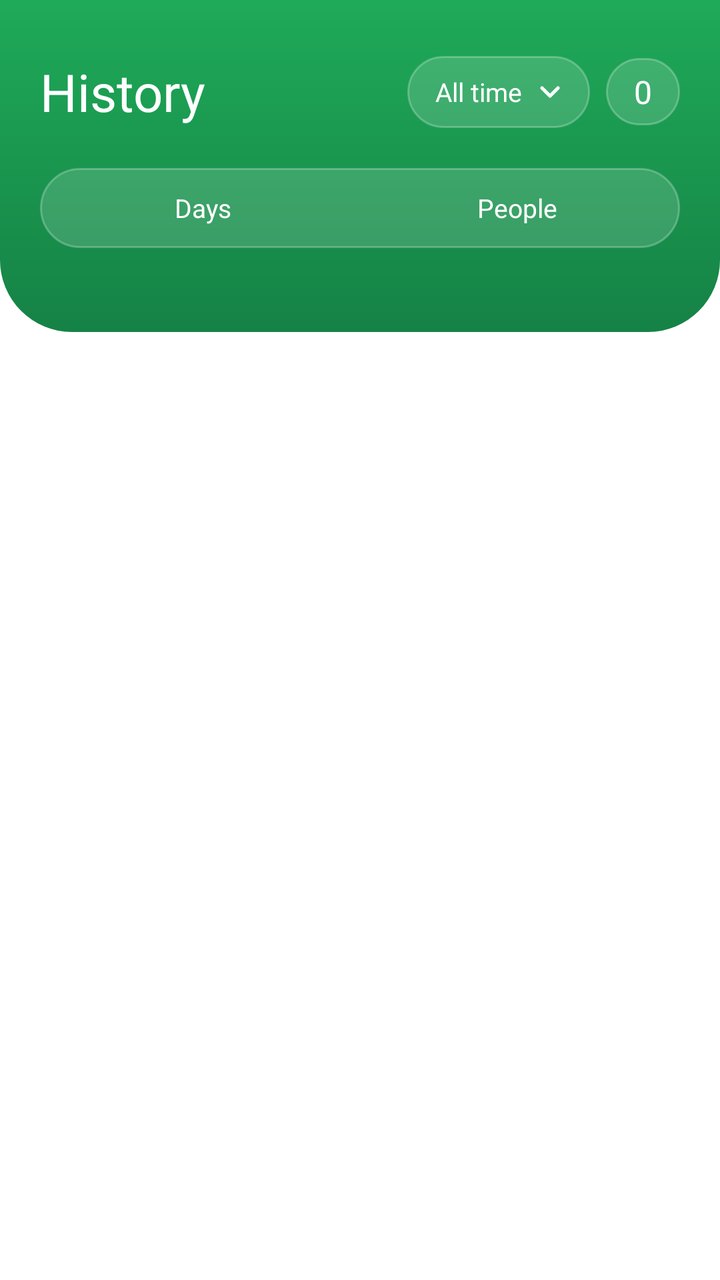
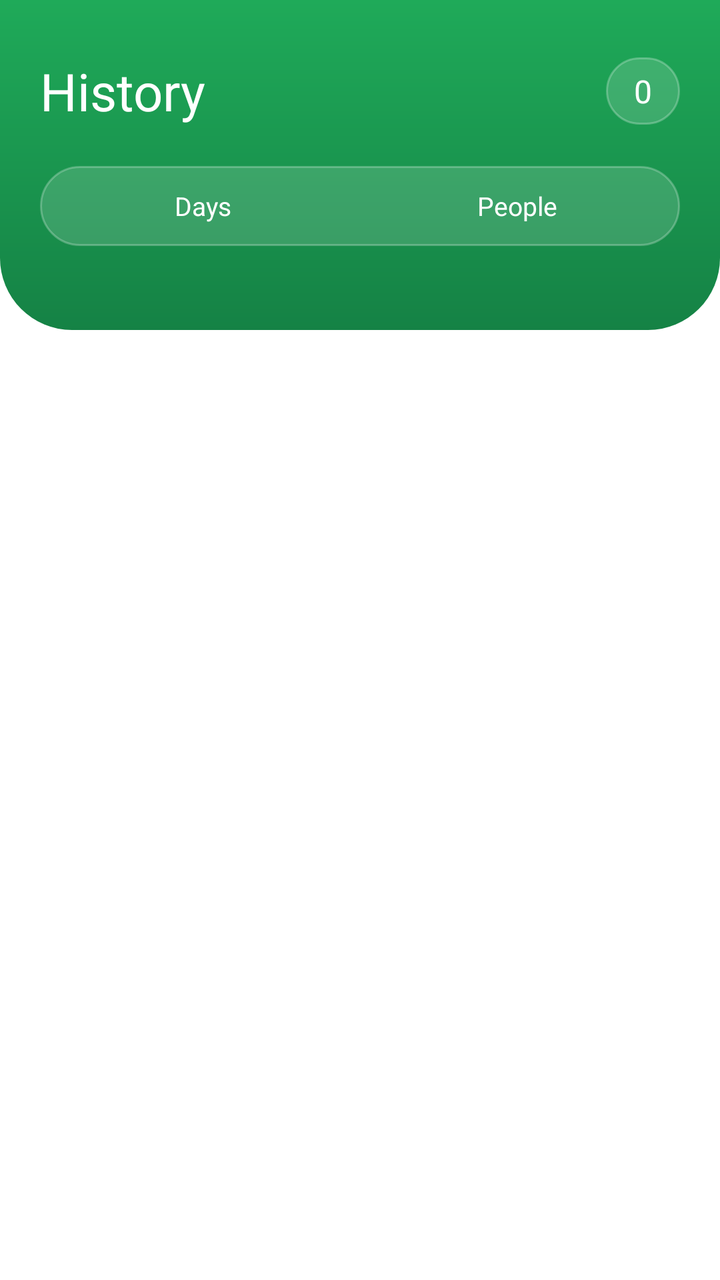

Compare the two renders of this Android layout. The source of the first and the diff that turns it into the second are given below.
<!-- AndroidManifest.xml: application theme Theme.ViewGrow.Starting -->
<!-- res/layout/fragment_history.xml -->
<?xml version="1.0" encoding="utf-8"?>
<LinearLayout xmlns:android="http://schemas.android.com/apk/res/android"
    android:layout_width="match_parent"
    android:layout_height="match_parent"
    android:background="@color/surface"
    android:orientation="vertical">

    
    <LinearLayout
        android:id="@+id/hero"
        android:layout_width="match_parent"
        android:layout_height="wrap_content"
        android:background="@drawable/bg_hero"
        android:orientation="vertical"
        android:paddingStart="20dp"
        android:paddingTop="28dp"
        android:paddingEnd="20dp"
        android:paddingBottom="42dp">

        <LinearLayout
            android:layout_width="match_parent"
            android:layout_height="wrap_content"
            android:gravity="center_vertical"
            android:orientation="horizontal">
            <TextView
                android:layout_width="wrap_content"
                android:layout_height="wrap_content"
                android:tag="extrabold"
                android:text="History"
                android:textColor="@color/white"
                android:textSize="26sp" />
            <View
                android:layout_width="0dp"
                android:layout_height="1dp"
                android:layout_weight="1" />
            <TextView
                android:id="@+id/hist_chip"
                android:layout_width="wrap_content"
                android:layout_height="36dp"
                android:layout_marginEnd="8dp"
                android:background="@drawable/bg_badge_glass"
                android:drawableEnd="@drawable/ic_chevron_down"
                android:drawablePadding="6dp"
                android:gravity="center_vertical"
                android:paddingStart="14dp"
                android:paddingEnd="12dp"
                android:singleLine="true"
                android:tag="semibold"
                android:text="All time"
                android:textColor="@color/white"
                android:textSize="13sp" />
            <LinearLayout
                android:id="@+id/hist_total_pill"
                android:layout_width="wrap_content"
                android:layout_height="wrap_content"
                android:background="@drawable/bg_badge_glass"
                android:gravity="bottom"
                android:orientation="horizontal"
                android:paddingStart="14dp"
                android:paddingTop="6dp"
                android:paddingEnd="14dp"
                android:paddingBottom="6dp">
                <TextView
                    android:id="@+id/hist_total"
                    android:layout_width="wrap_content"
                    android:layout_height="wrap_content"
                    android:tag="bold"
                    android:text="0"
                    android:textColor="@color/white"
                    android:textSize="16sp" />
                <TextView
                    android:id="@+id/hist_limit"
                    android:layout_width="wrap_content"
                    android:layout_height="wrap_content"
                    android:tag="semibold"
                    android:textColor="@color/header_label"
                    android:textSize="12sp" />
            </LinearLayout>
        </LinearLayout>
        
        <LinearLayout
            android:layout_width="match_parent"
            android:layout_height="wrap_content"
            android:layout_marginTop="20dp"
            android:background="@drawable/bg_badge_glass"
            android:orientation="horizontal"
            android:padding="3dp">
            <TextView
                android:id="@+id/tog_days"
                android:layout_width="0dp"
                android:layout_height="34dp"
                android:layout_weight="1"
                android:gravity="center"
                android:tag="semibold"
                android:text="Days"
                android:textColor="@color/white"
                android:textSize="13sp" />
            <TextView
                android:id="@+id/tog_people"
                android:layout_width="0dp"
                android:layout_height="34dp"
                android:layout_weight="1"
                android:gravity="center"
                android:tag="semibold"
                android:text="People"
                android:textColor="@color/white"
                android:textSize="13sp" />
        </LinearLayout>
    </LinearLayout>

    <ScrollView
        android:layout_width="match_parent"
        android:layout_height="0dp"
        android:layout_weight="1"
        android:clipToPadding="false"
        android:paddingBottom="90dp"
        android:scrollbars="none">
        <LinearLayout
            android:layout_width="match_parent"
            android:layout_height="wrap_content"
            android:orientation="vertical"
            android:paddingStart="20dp"
            android:paddingTop="16dp"
            android:paddingEnd="20dp"
            android:paddingBottom="12dp">

            <LinearLayout
                android:id="@+id/hist_list"
                android:layout_width="match_parent"
                android:layout_height="wrap_content"
                android:orientation="vertical" />

            <TextView
                android:id="@+id/hist_foot"
                android:layout_width="match_parent"
                android:layout_height="wrap_content"
                android:gravity="center"
                android:paddingTop="12dp"
                android:paddingBottom="16dp"
                android:tag="semibold"
                android:textColor="@color/green_text"
                android:textSize="13sp" />
        </LinearLayout>
    </ScrollView>
</LinearLayout>
<!-- resources referenced by this layout -->
<resources>
  <color name="green_text">#158245</color>
  <color name="header_label">#D9F2E4</color>
  <color name="surface">#FFFFFF</color>
  <color name="white">#FFFFFF</color>
  <!-- drawable bg_badge_glass (drawable) -->
  <?xml version="1.0" encoding="utf-8"?>
  <shape xmlns:android="http://schemas.android.com/apk/res/android" android:shape="rectangle">
      <solid android:color="#26FFFFFF" />
      <stroke android:width="1dp" android:color="#40FFFFFF" />
      <corners android:radius="100dp" />
  </shape>
  <!-- drawable bg_hero (drawable) -->
  <?xml version="1.0" encoding="utf-8"?>
  <shape xmlns:android="http://schemas.android.com/apk/res/android" android:shape="rectangle">
      <gradient android:angle="270" android:startColor="@color/green" android:endColor="@color/green_dark" />
      <corners android:bottomLeftRadius="36dp" android:bottomRightRadius="36dp" />
  </shape>
  <!-- drawable ic_chevron_down (drawable) -->
  <?xml version="1.0" encoding="utf-8"?>
  <vector xmlns:android="http://schemas.android.com/apk/res/android"
      android:width="16dp"
      android:height="16dp"
      android:viewportWidth="24"
      android:viewportHeight="24">
      <path
          android:fillColor="#00000000"
          android:strokeColor="#FFFFFF"
          android:strokeWidth="2.6"
          android:strokeLineCap="round"
          android:strokeLineJoin="round"
          android:pathData="M6,9l6,6 6,-6" />
  </vector>
  <style name="Theme.ViewGrow.Starting" parent="Theme.SplashScreen">
          <item name="windowSplashScreenBackground">@color/splash_bg</item>
          <item name="windowSplashScreenAnimatedIcon">@drawable/splash_icon</item>
          <item name="postSplashScreenTheme">@style/Theme.ViewGrow</item>
      </style>
  <color name="green">#1FAA59</color>
  <color name="green_dark">#158245</color>
  <color name="splash_bg">#F6F6F6</color>
  <!-- drawable splash_icon: png bitmap (drawable-nodpi, 113375 bytes) -->
  <style name="Theme.ViewGrow" parent="Theme.MaterialComponents.DayNight.NoActionBar">
          <item name="colorPrimary">@color/green</item>
          <item name="colorSurface">@color/surface</item>
          <item name="colorOnSurface">@color/dark</item>
          <item name="colorPrimaryVariant">@color/green_dark</item>
          <item name="colorOnPrimary">@color/white</item>
          <item name="colorSecondary">@color/green</item>
          <item name="colorControlActivated">@color/green</item>
          <item name="android:windowBackground">@color/surface</item>
          <item name="android:statusBarColor">@android:color/transparent</item>
          <item name="android:navigationBarColor">@color/surface</item>
          <item name="android:windowLightStatusBar">false</item>
      </style>
  <color name="dark">#111B21</color>
</resources>

<!-- the commit's change to res/layout/fragment_history.xml (unified diff, before → after) -->
@@ -33,22 +33,6 @@
                 android:layout_width="0dp"
                 android:layout_height="1dp"
                 android:layout_weight="1" />
-            <TextView
-                android:id="@+id/hist_chip"
-                android:layout_width="wrap_content"
-                android:layout_height="36dp"
-                android:layout_marginEnd="8dp"
-                android:background="@drawable/bg_badge_glass"
-                android:drawableEnd="@drawable/ic_chevron_down"
-                android:drawablePadding="6dp"
-                android:gravity="center_vertical"
-                android:paddingStart="14dp"
-                android:paddingEnd="12dp"
-                android:singleLine="true"
-                android:tag="semibold"
-                android:text="All time"
-                android:textColor="@color/white"
-                android:textSize="13sp" />
             <LinearLayout
                 android:id="@+id/hist_total_pill"
                 android:layout_width="wrap_content"
<!-- resource entries referenced after the edit -->
@@ -17,21 +17,6 @@
       <gradient android:angle="270" android:startColor="@color/green" android:endColor="@color/green_dark" />
       <corners android:bottomLeftRadius="36dp" android:bottomRightRadius="36dp" />
   </shape>
-  <!-- drawable ic_chevron_down (drawable) -->
-  <?xml version="1.0" encoding="utf-8"?>
-  <vector xmlns:android="http://schemas.android.com/apk/res/android"
-      android:width="16dp"
-      android:height="16dp"
-      android:viewportWidth="24"
-      android:viewportHeight="24">
-      <path
-          android:fillColor="#00000000"
-          android:strokeColor="#FFFFFF"
-          android:strokeWidth="2.6"
-          android:strokeLineCap="round"
-          android:strokeLineJoin="round"
-          android:pathData="M6,9l6,6 6,-6" />
-  </vector>
   <style name="Theme.ViewGrow.Starting" parent="Theme.SplashScreen">
           <item name="windowSplashScreenBackground">@color/splash_bg</item>
           <item name="windowSplashScreenAnimatedIcon">@drawable/splash_icon</item>
